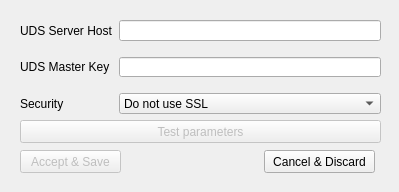
VirtualCable/openuds, file windowsActor/setup-dialog.ui: the form before one commit.
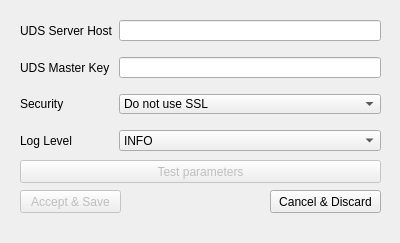
The form after the commit.

Commit message: Added debug to config dialog.\nAdded basic windows logging

```diff
--- a/windowsActor/setup-dialog.ui
+++ b/windowsActor/setup-dialog.ui
@@ -9,8 +9,8 @@
    <rect>
     <x>0</x>
     <y>0</y>
-    <width>399</width>
-    <height>192</height>
+    <width>400</width>
+    <height>243</height>
    </rect>
   </property>
   <property name="sizePolicy">
@@ -41,7 +41,7 @@
    <property name="geometry">
     <rect>
      <x>20</x>
-     <y>120</y>
+     <y>160</y>
      <width>361</width>
      <height>23</height>
     </rect>
@@ -63,7 +63,7 @@
    <property name="geometry">
     <rect>
      <x>20</x>
-     <y>150</y>
+     <y>190</y>
      <width>101</width>
      <height>23</height>
     </rect>
@@ -87,8 +87,8 @@
   <widget class="QPushButton" name="cancelButton">
    <property name="geometry">
     <rect>
-     <x>264</x>
-     <y>150</y>
+     <x>270</x>
+     <y>190</y>
      <width>111</width>
      <height>23</height>
     </rect>
@@ -115,7 +115,7 @@
      <x>20</x>
      <y>20</y>
      <width>361</width>
-     <height>94</height>
+     <height>131</height>
     </rect>
    </property>
    <layout class="QFormLayout" name="formLayout">
@@ -189,6 +189,40 @@
       </item>
      </widget>
     </item>
+    <item row="3" column="0">
+     <widget class="QLabel" name="logLevelLabel">
+      <property name="text">
+       <string>Log Level</string>
+      </property>
+     </widget>
+    </item>
+    <item row="3" column="1">
+     <widget class="QComboBox" name="logLevelComboBox">
+      <property name="currentIndex">
+       <number>1</number>
+      </property>
+      <item>
+       <property name="text">
+        <string notr="true">DEBUG</string>
+       </property>
+      </item>
+      <item>
+       <property name="text">
+        <string notr="true">INFO</string>
+       </property>
+      </item>
+      <item>
+       <property name="text">
+        <string notr="true">EROR</string>
+       </property>
+      </item>
+      <item>
+       <property name="text">
+        <string notr="true">FATAL</string>
+       </property>
+      </item>
+     </widget>
+    </item>
    </layout>
   </widget>
  </widget>
```
The commit also changes 6 other files.
